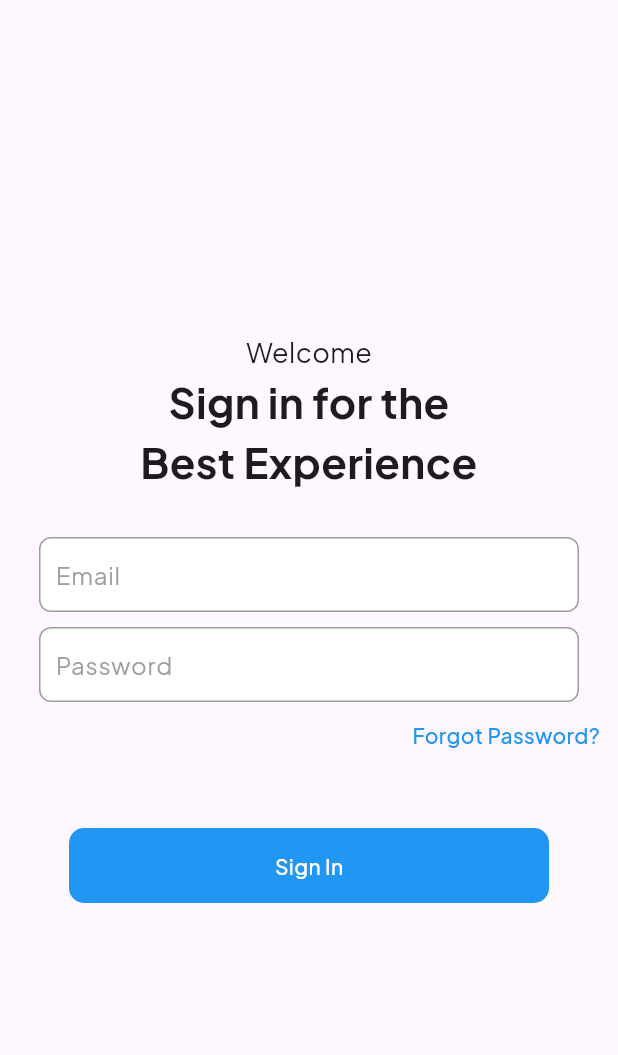
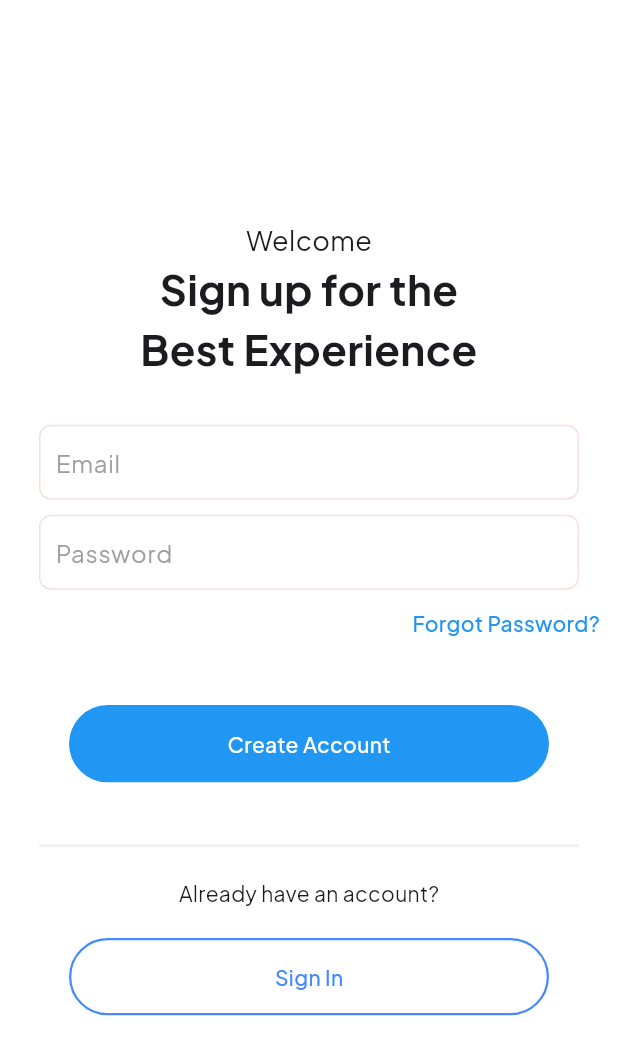
Before and after one commit to ShubhaMahobia/VH_Frontend, a Flutter app: the screen it shows after launch, on a phone screen of 412 x 824 dp. Shown: the top 1055 px of the screen. Run offline on Flutter 3.47's test engine with Material 3 defaults, Android fonts, the phone set to English and light mode, and no system bars; our stand-ins replace firebase_core, google_fonts; accounts and stored records are empty.

Commit message:
sign up screen completed UI

```diff
--- a/lib/authentication/sign_up_patient_screen.dart
+++ b/lib/authentication/sign_up_patient_screen.dart
@@ -1,5 +1,6 @@
 import 'package:flutter/material.dart';
 import 'package:google_fonts/google_fonts.dart';
+import 'package:virtual_hospital/common/input_decoration.dart';
 
 class SignUpScreenPatient extends StatelessWidget {
   const SignUpScreenPatient({super.key});
@@ -8,7 +9,10 @@ class SignUpScreenPatient extends StatelessWidget {
   Widget build(BuildContext context) {
     return SafeArea(
       child: Scaffold(
-        body: SizedBox(
+        backgroundColor: Colors.white,
+        resizeToAvoidBottomInset: false,
+        body: Expanded(
+          child: SizedBox(
             width: MediaQuery.of(context).size.width,
             child: Column(
               mainAxisAlignment: MainAxisAlignment.center,
@@ -22,7 +26,7 @@ class SignUpScreenPatient extends StatelessWidget {
                 SizedBox(
                   width: MediaQuery.of(context).size.width * 0.6,
                   child: Text(
-                  'Sign in for the Best Experience',
+                    'Sign up for the Best Experience',
                     textAlign: TextAlign.center,
                     style: GoogleFonts.plusJakartaSans(
                         fontSize: 28, fontWeight: FontWeight.bold),
@@ -34,22 +38,12 @@ class SignUpScreenPatient extends StatelessWidget {
                 Container(
                   width: 360,
                   height: 50,
-                decoration: BoxDecoration(
-                  color: Colors.white,
-                  borderRadius: BorderRadius.circular(8),
-                  border: Border.all(color: Colors.grey),
-                ),
+                  decoration: FormInputField.formTextFieldContainer(context),
                   child: TextField(
                       style: GoogleFonts.plusJakartaSans(
                           color: Colors.black, fontWeight: FontWeight.w400),
-                  decoration: InputDecoration(
-                    contentPadding: const EdgeInsets.all(10),
-                    border: InputBorder.none,
-                    hintText: 'Email',
-                    hintStyle: GoogleFonts.plusJakartaSans(
-                        color: Colors.grey, fontWeight: FontWeight.w400),
-                  ),
-                ),
+                      decoration: FormInputField.textFieldInputDecoration(
+                          context, 'Email')),
                 ),
                 const SizedBox(
                   height: 10,
@@ -57,22 +51,13 @@ class SignUpScreenPatient extends StatelessWidget {
                 Container(
                   width: 360,
                   height: 50,
-                decoration: BoxDecoration(
-                  color: Colors.white,
-                  borderRadius: BorderRadius.circular(8),
-                  border: Border.all(color: Colors.grey),
-                ),
+                  decoration: FormInputField.formTextFieldContainer(context),
                   child: TextField(
                     style: GoogleFonts.plusJakartaSans(
                         color: Colors.black, fontWeight: FontWeight.w400),
                     obscureText: true,
-                  decoration: InputDecoration(
-                    contentPadding: const EdgeInsets.all(10),
-                    border: InputBorder.none,
-                    hintText: 'Password',
-                    hintStyle: GoogleFonts.plusJakartaSans(
-                        color: Colors.grey, fontWeight: FontWeight.w400),
-                  ),
+                    decoration: FormInputField.textFieldInputDecoration(
+                        context, 'Password'),
                   ),
                 ),
                 Row(
@@ -88,25 +73,67 @@ class SignUpScreenPatient extends StatelessWidget {
                     ),
                   ],
                 ),
-              const SizedBox(
-                height: 40,
+                SizedBox(
+                  height: MediaQuery.of(context).size.height * 0.04,
                 ),
-              Container(
-                height: 50,
+                GestureDetector(
+                  onTap: () {},
+                  child: Container(
+                    height: MediaQuery.of(context).size.height * 0.0625,
                     width: 320,
                     decoration: BoxDecoration(
                       color: Colors.blue,
-                  borderRadius: BorderRadius.circular(10),
+                      borderRadius: BorderRadius.circular(30),
+                    ),
+                    child: Center(
+                      child: Text(
+                        'Create Account',
+                        style: GoogleFonts.plusJakartaSans(
+                            color: Colors.white, fontWeight: FontWeight.w500),
+                      ),
+                    ),
+                  ),
+                ),
+                SizedBox(
+                  height: MediaQuery.of(context).size.height * 0.05,
+                ),
+                Container(
+                  width: 360,
+                  height: 2,
+                  color: const Color.fromARGB(255, 244, 241, 241),
+                ),
+                SizedBox(
+                  height: MediaQuery.of(context).size.height * 0.025,
+                ),
+                Text(
+                  "Already have an account?",
+                  style: GoogleFonts.plusJakartaSans(
+                      fontSize: 14, fontWeight: FontWeight.w400),
+                ),
+                const SizedBox(
+                  height: 20,
+                ),
+                GestureDetector(
+                  onTap: () {},
+                  child: Container(
+                    height: MediaQuery.of(context).size.height * 0.0625,
+                    width: 320,
+                    decoration: BoxDecoration(
+                      border: Border.all(color: Colors.blueAccent, width: 1.5),
+                      borderRadius: BorderRadius.circular(30),
                     ),
                     child: Center(
                       child: Text(
                         'Sign In',
                         style: GoogleFonts.plusJakartaSans(
-                        color: Colors.white, fontWeight: FontWeight.w500),
+                            color: Colors.blueAccent,
+                            fontWeight: FontWeight.w500),
                       ),
                     ),
-              )
+                  ),
+                ),
               ],
+            ),
           ),
         ),
       ),
--- /dev/null
+++ b/lib/common/input_decoration.dart
@@ -0,0 +1,25 @@
+import 'package:flutter/material.dart';
+import 'package:google_fonts/google_fonts.dart';
+
+class FormInputField {
+  static BoxDecoration formTextFieldContainer(BuildContext context) {
+    return BoxDecoration(
+      color: Colors.white,
+      borderRadius: BorderRadius.circular(8),
+      border: Border.all(
+        color: const Color.fromARGB(255, 247, 223, 223),
+      ),
+    );
+  }
+
+  static InputDecoration textFieldInputDecoration(
+      BuildContext context, String hintext) {
+    return InputDecoration(
+      contentPadding: const EdgeInsets.all(10),
+      border: InputBorder.none,
+      hintText: hintext,
+      hintStyle: GoogleFonts.plusJakartaSans(
+          color: Colors.grey, fontWeight: FontWeight.w400),
+    );
+  }
+}
```
Lines whose indentation alone changed are shown as unchanged.
